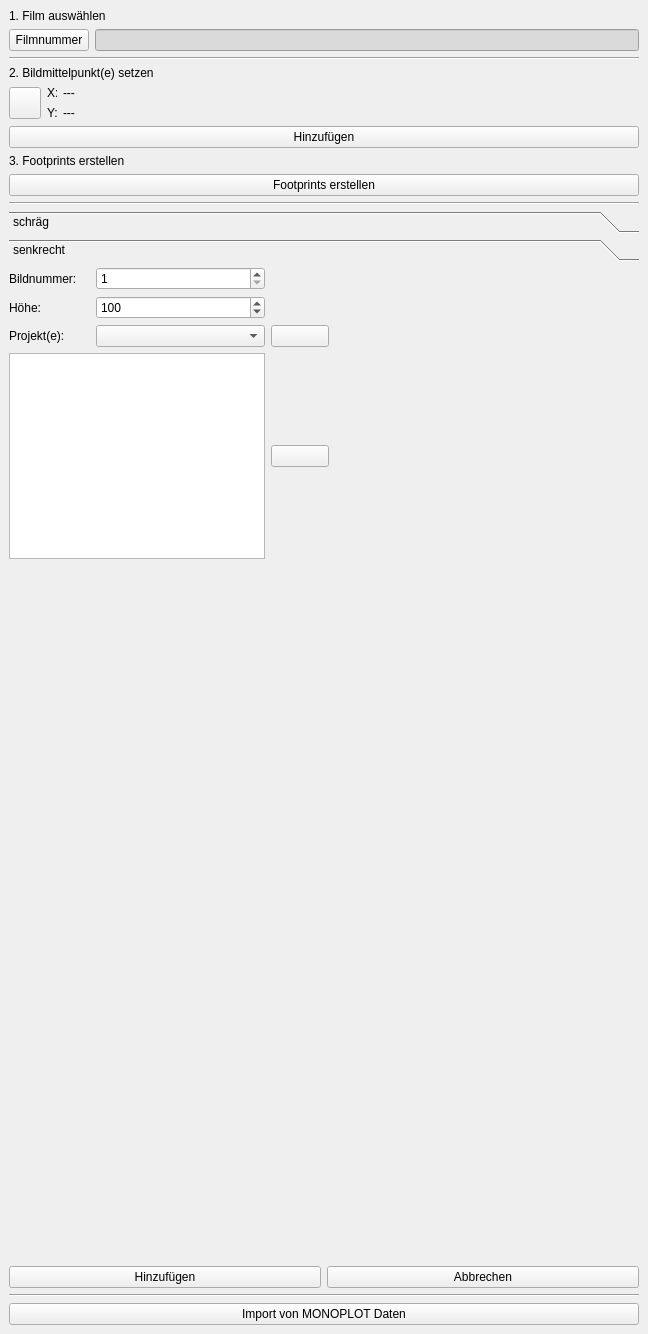
Before: the Qt Designer form APIS/ui/apis_image_mapping.ui in APIS-Luftbildarchiv/APIS3, drawn with Qt 5.
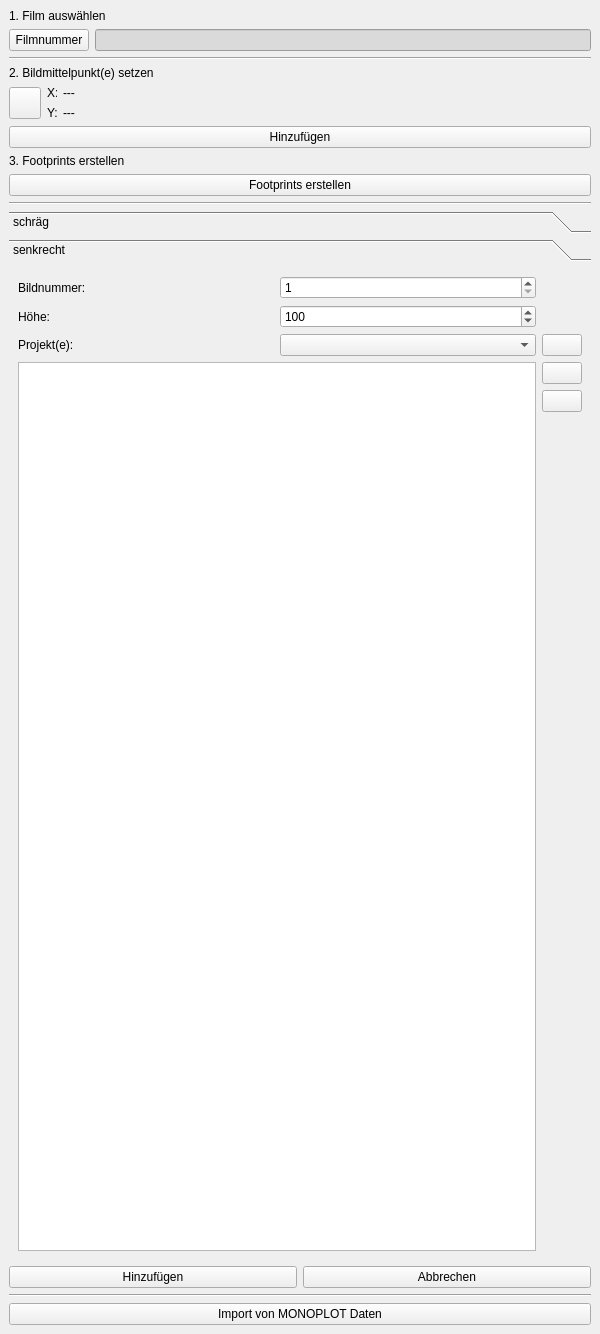
After: the same form once the commit is applied. The open tabs and pages were chosen to show the change. Icons and pictures are not drawn.

What changed in the file:
```diff
--- a/APIS/ui/apis_image_mapping.ui
+++ b/APIS/ui/apis_image_mapping.ui
@@ -6,7 +6,7 @@
    <rect>
     <x>0</x>
     <y>0</y>
-    <width>648</width>
+    <width>600</width>
     <height>1334</height>
    </rect>
   </property>
@@ -437,7 +437,7 @@
           <rect>
            <x>0</x>
            <y>0</y>
-           <width>610</width>
+           <width>562</width>
            <height>613</height>
           </rect>
          </property>
@@ -448,18 +448,32 @@
          <attribute name="label">
           <string>senkrecht</string>
          </attribute>
-         <widget class="QWidget" name="gridLayoutWidget_2">
-          <property name="geometry">
-           <rect>
-            <x>0</x>
-            <y>0</y>
-            <width>320</width>
-            <height>292</height>
-           </rect>
-          </property>
-          <layout class="QGridLayout" name="gridLayout_2">
-           <item row="3" column="1" colspan="2">
-            <widget class="QComboBox" name="uiProjectVerticalCombo"/>
+         <layout class="QVBoxLayout" name="verticalLayout_3">
+          <item>
+           <layout class="QGridLayout" name="gridLayout">
+            <item row="4" column="2">
+             <widget class="QPushButton" name="uiRemoveProjectVerticalBtn">
+              <property name="sizePolicy">
+               <sizepolicy hsizetype="Fixed" vsizetype="Fixed">
+                <horstretch>0</horstretch>
+                <verstretch>0</verstretch>
+               </sizepolicy>
+              </property>
+              <property name="text">
+               <string/>
+              </property>
+              <property name="icon">
+               <iconset resource="resource.qrc">
+                <normaloff>:/plugins/APIS/icons/remove.png</normaloff>:/plugins/APIS/icons/remove.png</iconset>
+              </property>
+             </widget>
+            </item>
+            <item row="2" column="0">
+             <widget class="QLabel" name="label_16">
+              <property name="text">
+               <string>Projekt(e):</string>
+              </property>
+             </widget>
            </item>
            <item row="0" column="0">
             <widget class="QLabel" name="label_6">
@@ -468,31 +482,34 @@
              </property>
             </widget>
            </item>
-           <item row="1" column="0">
-            <widget class="QLabel" name="label_7">
-             <property name="text">
-              <string>Höhe:</string>
-             </property>
-            </widget>
-           </item>
-           <item row="3" column="0">
-            <widget class="QLabel" name="label_16">
+            <item row="2" column="2">
+             <widget class="QPushButton" name="uiEditProjectTableVerticalBtn">
+              <property name="sizePolicy">
+               <sizepolicy hsizetype="Fixed" vsizetype="Fixed">
+                <horstretch>0</horstretch>
+                <verstretch>0</verstretch>
+               </sizepolicy>
+              </property>
              <property name="text">
-              <string>Projekt(e):</string>
-             </property>
-            </widget>
-           </item>
-           <item row="0" column="1" colspan="2">
-            <widget class="QSpinBox" name="uiImageNumberSpn">
-             <property name="minimum">
-              <number>1</number>
-             </property>
-             <property name="maximum">
-              <number>999</number>
-             </property>
-            </widget>
-           </item>
-           <item row="1" column="1" colspan="2">
+               <string/>
+              </property>
+              <property name="icon">
+               <iconset resource="resource.qrc">
+                <normaloff>:/plugins/APIS/icons/sketch.png</normaloff>:/plugins/APIS/icons/sketch.png</iconset>
+              </property>
+             </widget>
+            </item>
+            <item row="2" column="1">
+             <widget class="QComboBox" name="uiProjectVerticalCombo">
+              <property name="sizePolicy">
+               <sizepolicy hsizetype="Minimum" vsizetype="Fixed">
+                <horstretch>0</horstretch>
+                <verstretch>0</verstretch>
+               </sizepolicy>
+              </property>
+             </widget>
+            </item>
+            <item row="1" column="1">
             <widget class="QSpinBox" name="uiFlightHeightVerticalSpn">
              <property name="minimum">
               <number>1</number>
@@ -505,8 +522,14 @@
              </property>
             </widget>
            </item>
-           <item row="3" column="3">
+            <item row="3" column="2">
             <widget class="QPushButton" name="uiAddProjectVerticalBtn">
+              <property name="sizePolicy">
+               <sizepolicy hsizetype="Fixed" vsizetype="Fixed">
+                <horstretch>0</horstretch>
+                <verstretch>0</verstretch>
+               </sizepolicy>
+              </property>
              <property name="text">
               <string/>
              </property>
@@ -516,22 +539,36 @@
              </property>
             </widget>
            </item>
-           <item row="4" column="3">
-            <widget class="QPushButton" name="uiRemoveProjectVerticalBtn">
+            <item row="1" column="0">
+             <widget class="QLabel" name="label_7">
              <property name="text">
-              <string/>
-             </property>
-             <property name="icon">
-              <iconset resource="resource.qrc">
-               <normaloff>:/plugins/APIS/icons/remove.png</normaloff>:/plugins/APIS/icons/remove.png</iconset>
-             </property>
-            </widget>
-           </item>
-           <item row="4" column="0" colspan="3">
-            <widget class="QListWidget" name="uiProjectVerticalList"/>
-           </item>
-          </layout>
-         </widget>
+               <string>Höhe:</string>
+              </property>
+             </widget>
+            </item>
+            <item row="0" column="1">
+             <widget class="QSpinBox" name="uiImageNumberSpn">
+              <property name="minimum">
+               <number>1</number>
+              </property>
+              <property name="maximum">
+               <number>999</number>
+              </property>
+             </widget>
+            </item>
+            <item row="3" column="0" rowspan="3" colspan="2">
+             <widget class="QListWidget" name="uiProjectVerticalList">
+              <property name="sizePolicy">
+               <sizepolicy hsizetype="MinimumExpanding" vsizetype="MinimumExpanding">
+                <horstretch>0</horstretch>
+                <verstretch>0</verstretch>
+               </sizepolicy>
+              </property>
+             </widget>
+            </item>
+           </layout>
+          </item>
+         </layout>
         </widget>
        </widget>
       </item>
```
Left out of the diff: 4 changed lines with no effect on the pictures. Lines whose indentation alone changed are shown as unchanged.
